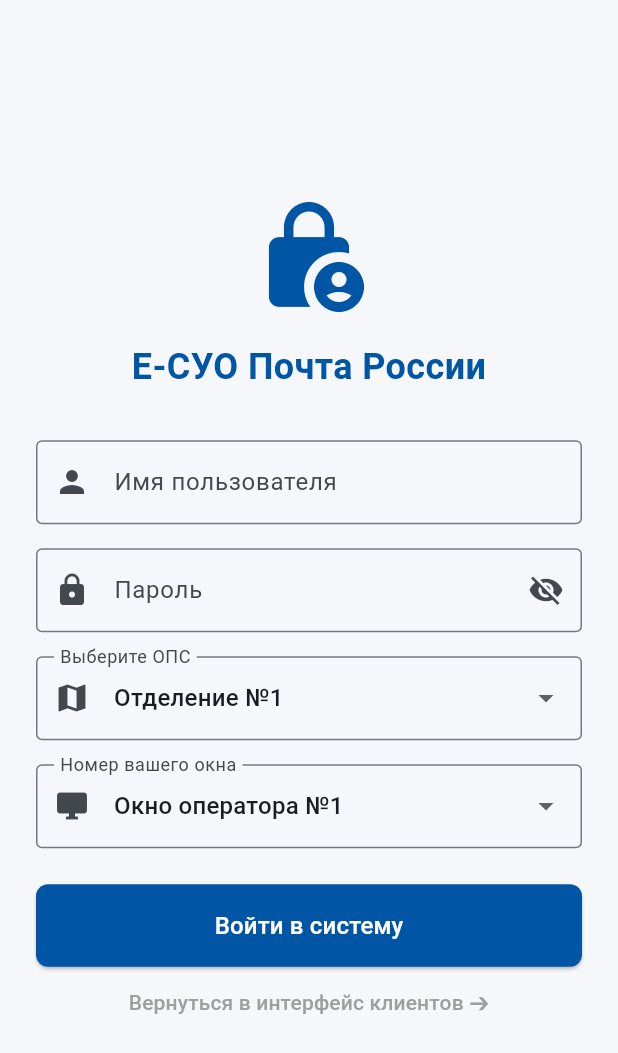
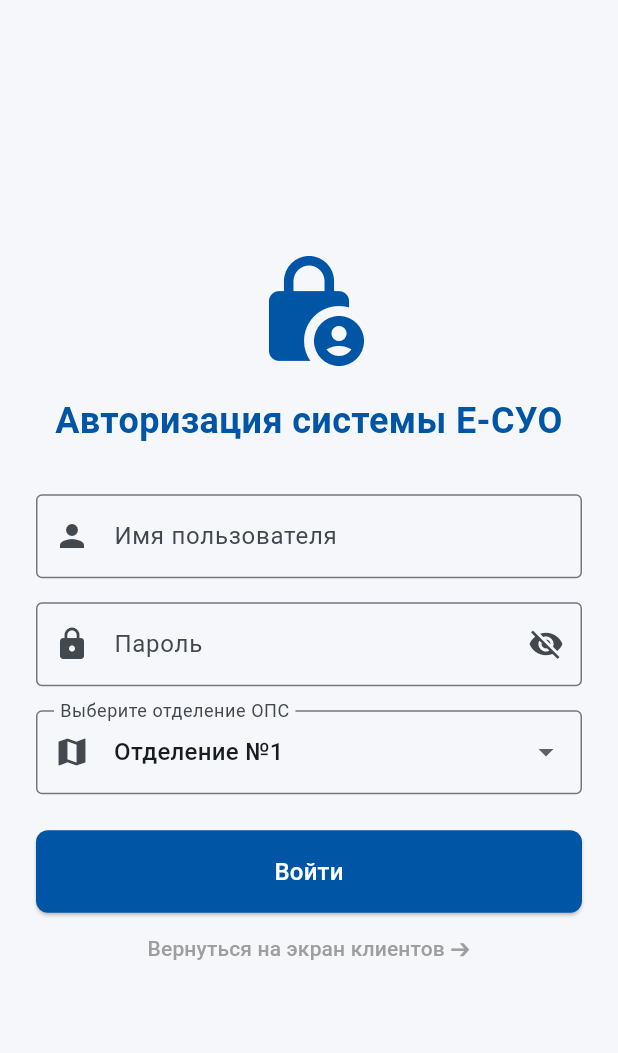
Before and after one commit to Cringeglot/HACHATON-QUEUE, a Flutter app: the LoginScreen screen opened directly, on a phone screen of 412 x 824 dp. Shown: the top 1053 px of the screen. Run offline on Flutter 3.47's test engine with Material 3 defaults, Android fonts, the phone set to English and light mode, and no system bars; our stand-ins replace dio, flutter_secure_storage, go_router, jwt_decoder, shared_preferences; accounts and stored records are empty; network calls fail.

Commit message:
bug fix sofi

```diff
--- a/frontend/lib/screens/auth/login_screen.dart
+++ b/frontend/lib/screens/auth/login_screen.dart
@@ -1,6 +1,7 @@
 import 'package:flutter/material.dart';
 import 'package:go_router/go_router.dart';
 import 'package:flutter_secure_storage/flutter_secure_storage.dart';
+import 'package:jwt_decoder/jwt_decoder.dart'; // Ромина библиотека
 import '../../core/auth_service.dart';
 
 class LoginScreen extends StatefulWidget {
@@ -20,9 +21,8 @@
   bool _isLoading = false;
   bool _isPasswordVisible = false;
 
-  // Динамические параметры, исключающие хардкод окон и филиалов
+  // Динамические параметры ОПС
   int _selectedBranchId = 1;
-  int _selectedWindowId = 1;
 
   void _handleLogin() async {
     if (!_formKey.currentState!.validate()) return;
@@ -37,16 +37,21 @@
     setState(() => _isLoading = false);
 
     if (token != null) {
-      // Сохраняем выбранное окно и отделение в защищенную память устройства
-      await _storage.write(key: 'user_branch_id', value: _selectedBranchId.toString());
-      await _storage.write(key: 'user_window_id', value: _selectedWindowId.toString());
-
       ScaffoldMessenger.of(context).showSnackBar(
         const SnackBar(content: Text('Успешный вход в систему!'), backgroundColor: Colors.green),
       );
 
-      // ИСПРАВЛЕНО: Безопасное распределение ролей на основе декодирования токена бэкенда
-      if (username.toLowerCase().contains('admin')) {
+      // ИСПРАВЛЕНО: Ромина логика декодирования JWT-токена
+      Map<String, dynamic> decodedToken = JwtDecoder.decode(token);
+      String userRole = decodedToken['role'] ?? 'operator';
+      int assignedWindowId = decodedToken['window_id'] ?? 1;
+
+      // Сохраняем динамические параметры в хранилище, исключая хардкод
+      await _storage.write(key: 'user_branch_id', value: _selectedBranchId.toString());
+      await _storage.write(key: 'user_window_id', value: assignedWindowId.toString());
+
+      // Маршрутизация на основе реального токена бэкенда
+      if (userRole == 'admin' || username.toLowerCase().contains('admin')) {
         context.go('/admin-dashboard');
       } else {
         context.go('/operator-dashboard');
@@ -83,21 +88,17 @@
                   const Icon(Icons.lock_person_rounded, size: 80, color: Color(0xFF0055A5)),
                   const SizedBox(height: 16),
                   const Text(
-                    'Е-СУО Почта России',
+                    'Авторизация системы Е-СУО',
                     textAlign: TextAlign.center,
                     style: TextStyle(fontSize: 24, fontWeight: FontWeight.bold, color: Color(0xFF0055A5)),
                   ),
                   const SizedBox(height: 32),
-
-                  // Логин
                   TextFormField(
                     controller: _usernameController,
                     decoration: const InputDecoration(labelText: 'Имя пользователя', prefixIcon: Icon(Icons.person), border: OutlineInputBorder()),
                     validator: (value) => value == null || value.isEmpty ? 'Введите логин' : null,
                   ),
                   const SizedBox(height: 16),
-
-                  // Пароль
                   TextFormField(
                     controller: _passwordController,
                     obscureText: !_isPasswordVisible,
@@ -114,21 +115,12 @@
                   ),
                   const SizedBox(height: 16),
 
-                  // ИСПРАВЛЕНО: Выпадающий список выбора отделения (Убран хардкод)
+                  // Динамический выбор отделения Почты (Убран хардкод филиалов)
                   DropdownButtonFormField<int>(
                     value: _selectedBranchId,
-                    decoration: const InputDecoration(labelText: 'Выберите ОПС', prefixIcon: Icon(Icons.map), border: OutlineInputBorder()),
+                    decoration: const InputDecoration(labelText: 'Выберите отделение ОПС', prefixIcon: Icon(Icons.map), border: OutlineInputBorder()),
                     items: List.generate(5, (index) => DropdownMenuItem(value: index + 1, child: Text('Отделение №${index + 1}'))),
                     onChanged: (val) => setState(() => _selectedBranchId = val ?? 1),
-                  ),
-                  const SizedBox(height: 16),
-
-                  // ИСПРАВЛЕНО: Выпадающий список выбора Окна (Убран хардкод)
-                  DropdownButtonFormField<int>(
-                    value: _selectedWindowId,
-                    decoration: const InputDecoration(labelText: 'Номер вашего окна', prefixIcon: Icon(Icons.desktop_windows), border: OutlineInputBorder()),
-                    items: List.generate(10, (index) => DropdownMenuItem(value: index + 1, child: Text('Окно оператора №${index + 1}'))),
-                    onChanged: (val) => setState(() => _selectedWindowId = val ?? 1),
                   ),
                   const SizedBox(height: 24),
 
@@ -142,11 +134,11 @@
                     ),
                     child: _isLoading
                         ? const SizedBox(width: 20, height: 20, child: CircularProgressIndicator(strokeWidth: 2, color: Colors.white))
-                        : const Text('Войти в систему', style: TextStyle(fontSize: 16)),
+                        : const Text('Войти', style: TextStyle(fontSize: 16)),
                   ),
                   TextButton(
                     onPressed: () => context.go('/client-services'),
-                    child: const Text('Вернуться в интерфейс клиентов ➔', style: TextStyle(color: Colors.grey)),
+                    child: const Text('Вернуться на экран клиентов ➔', style: TextStyle(color: Colors.grey)),
                   ),
                 ],
               ),
```
